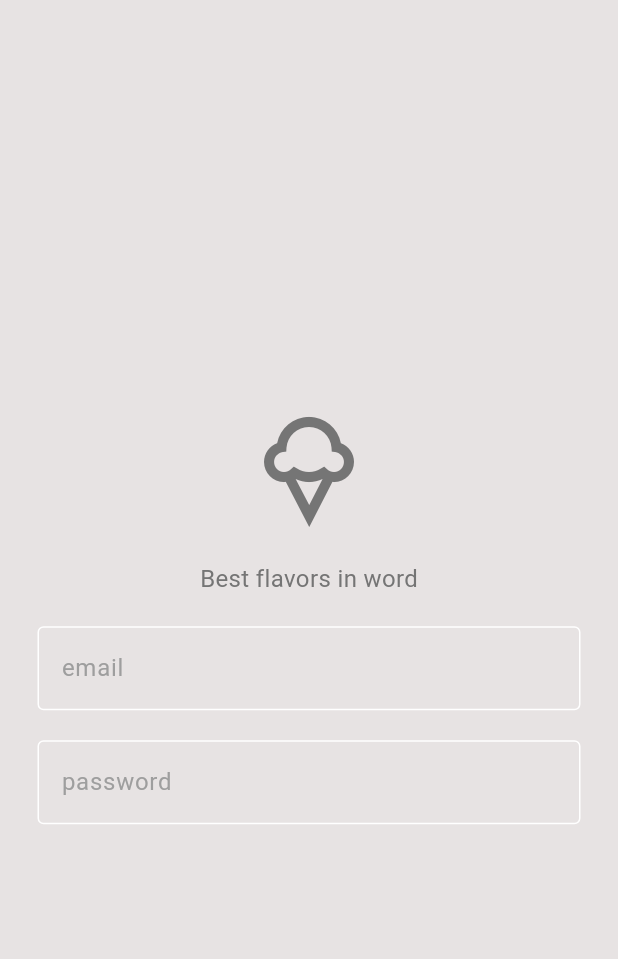
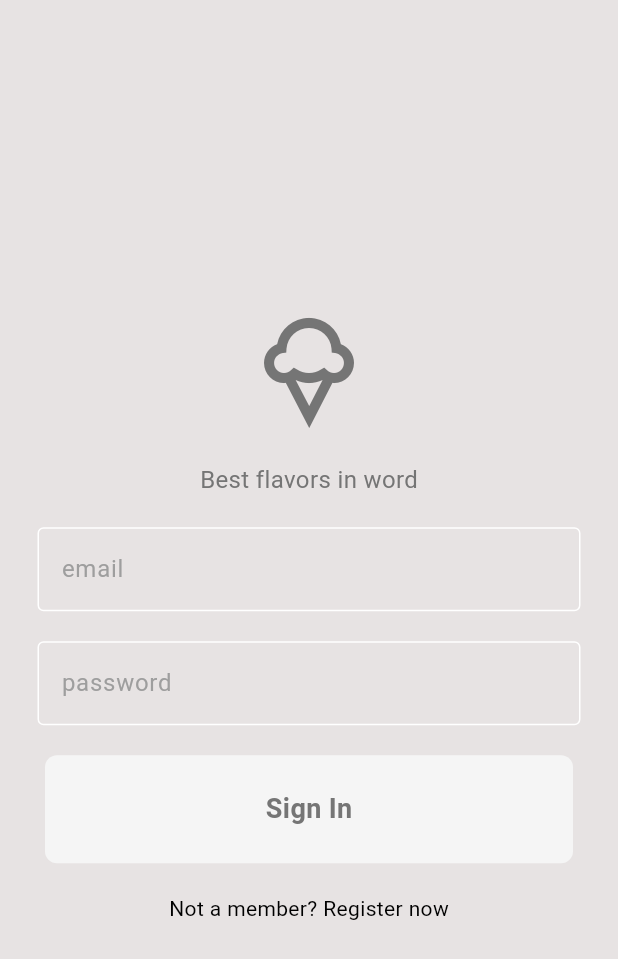
Before and after one commit to prissmarquez/delivery_application, a Flutter app: the screen it shows after launch, on a phone screen of 412 x 824 dp. Shown: the top 959 px of the screen. Run offline on Flutter 3.47's test engine with Material 3 defaults, Android fonts, the phone set to English and light mode, and no system bars.

Commit message:
text of not a member'

```diff
--- a/lib/components/button.dart
+++ b/lib/components/button.dart
@@ -14,12 +14,20 @@ final String text;
     return GestureDetector(
       onTap: onTap,
       child: Container(
+        padding: EdgeInsets.all(23),
+        margin: EdgeInsets.symmetric(horizontal: 30),
         decoration: BoxDecoration(
-          color: Theme.of(context).colorScheme.secondary
+          color: Theme.of(context).colorScheme.secondary,
+          borderRadius: BorderRadius.circular(8)
         ),
         child: Center(
           child: Text(
             text,
+            style: TextStyle(
+              fontWeight: FontWeight.bold,
+              fontSize: 18,
+              color: Theme.of(context).colorScheme.inversePrimary
+            )
           ),
         ),
       )
--- a/lib/pages/loginPage.dart
+++ b/lib/pages/loginPage.dart
@@ -1,3 +1,4 @@
+import 'package:deliver/components/button.dart';
 import 'package:deliver/components/textField.dart';
 import 'package:flutter/material.dart';
 
@@ -52,9 +53,30 @@ class Loginpage extends StatelessWidget {
             obscureText: true,
             ),
 
+            const SizedBox(height: 20,),
+
             //sign in button
+            Button(
+              onTap: (){},
+              text: "Sign In"
+              ),
 
             //not a member? Register now
+
+            const SizedBox(height: 20,),
+
+            Row(
+              mainAxisAlignment: MainAxisAlignment.center,
+              children: [
+                Text(
+                  "Not a member? ",
+                ),
+                SizedBox(height: 14,),
+                Text(
+                  "Register now",
+                )
+              ]
+            )
 
           ],
         ),
```
